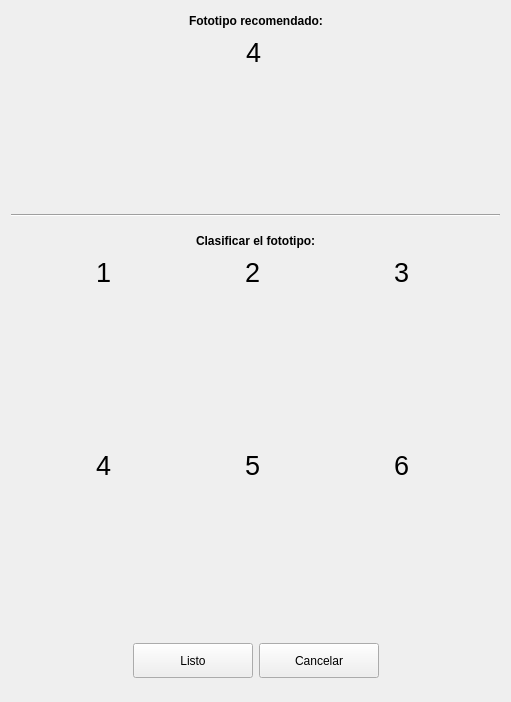
Old version of the form dlgfototipo.ui in the repository Gabnz/Spectrasoft.
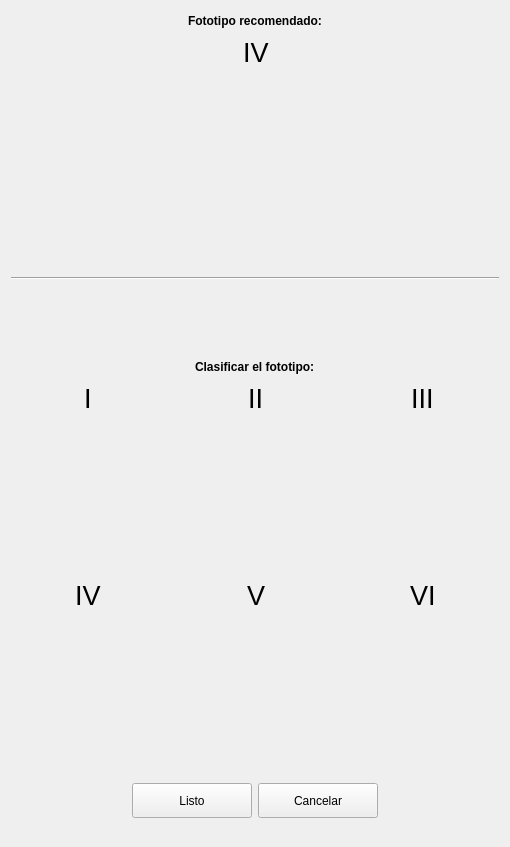
New version of the form. Icons and pictures are not drawn.

Patch:
```diff
--- a/dlgfototipo.ui
+++ b/dlgfototipo.ui
@@ -12,8 +12,8 @@
    <rect>
     <x>0</x>
     <y>0</y>
-    <width>511</width>
-    <height>702</height>
+    <width>508</width>
+    <height>847</height>
    </rect>
   </property>
   <property name="windowTitle">
@@ -32,6 +32,26 @@
   <layout class="QGridLayout" name="gridLayout_8">
    <item row="0" column="0">
     <layout class="QGridLayout" name="gridLayout_6">
+     <item row="2" column="0" colspan="3">
+      <widget class="Line" name="line">
+       <property name="orientation">
+        <enum>Qt::Horizontal</enum>
+       </property>
+      </widget>
+     </item>
+     <item row="1" column="1">
+      <spacer name="verticalSpacer_2">
+       <property name="orientation">
+        <enum>Qt::Vertical</enum>
+       </property>
+       <property name="sizeHint" stdset="0">
+        <size>
+         <width>476</width>
+         <height>13</height>
+        </size>
+       </property>
+      </spacer>
+     </item>
      <item row="0" column="1">
       <layout class="QGridLayout" name="gridLayout_7">
        <item row="0" column="0">
@@ -116,25 +136,15 @@
            </item>
            <item row="0" column="1">
             <widget class="QLabel" name="etqNumeroRecomendado">
-             <property name="minimumSize">
-              <size>
-               <width>21</width>
-               <height>31</height>
-              </size>
-             </property>
-             <property name="maximumSize">
-              <size>
-               <width>21</width>
-               <height>31</height>
-              </size>
-             </property>
              <property name="font">
               <font>
                <pointsize>20</pointsize>
+               <weight>50</weight>
+               <bold>false</bold>
               </font>
              </property>
              <property name="text">
-              <string>&lt;html&gt;&lt;head/&gt;&lt;body&gt;&lt;p&gt;&lt;span style=&quot; font-size:20pt;&quot;&gt;4&lt;/span&gt;&lt;/p&gt;&lt;/body&gt;&lt;/html&gt;</string>
+              <string>&lt;html&gt;&lt;head/&gt;&lt;body&gt;&lt;p&gt;IV&lt;/p&gt;&lt;/body&gt;&lt;/html&gt;</string>
              </property>
             </widget>
            </item>
@@ -208,26 +218,6 @@
        </item>
       </layout>
      </item>
-     <item row="1" column="1">
-      <spacer name="verticalSpacer_2">
-       <property name="orientation">
-        <enum>Qt::Vertical</enum>
-       </property>
-       <property name="sizeHint" stdset="0">
-        <size>
-         <width>20</width>
-         <height>17</height>
-        </size>
-       </property>
-      </spacer>
-     </item>
-     <item row="2" column="0" colspan="3">
-      <widget class="Line" name="line">
-       <property name="orientation">
-        <enum>Qt::Horizontal</enum>
-       </property>
-      </widget>
-     </item>
      <item row="3" column="1">
       <spacer name="verticalSpacer_3">
        <property name="orientation">
@@ -235,8 +225,8 @@
        </property>
        <property name="sizeHint" stdset="0">
         <size>
-         <width>20</width>
-         <height>17</height>
+         <width>476</width>
+         <height>13</height>
         </size>
        </property>
       </spacer>
@@ -312,20 +302,8 @@
            </item>
            <item row="0" column="1">
             <widget class="QLabel" name="etqNum1">
-             <property name="minimumSize">
-              <size>
-               <width>21</width>
-               <height>31</height>
-              </size>
-             </property>
-             <property name="maximumSize">
-              <size>
-               <width>21</width>
-               <height>31</height>
-              </size>
-             </property>
              <property name="text">
-              <string>&lt;html&gt;&lt;head/&gt;&lt;body&gt;&lt;p&gt;&lt;span style=&quot; font-size:20pt;&quot;&gt;1&lt;/span&gt;&lt;/p&gt;&lt;/body&gt;&lt;/html&gt;</string>
+              <string>&lt;html&gt;&lt;head/&gt;&lt;body&gt;&lt;p&gt;&lt;span style=&quot; font-size:20pt;&quot;&gt;I&lt;/span&gt;&lt;/p&gt;&lt;/body&gt;&lt;/html&gt;</string>
              </property>
             </widget>
            </item>
@@ -357,20 +335,8 @@
            </item>
            <item row="0" column="5">
             <widget class="QLabel" name="etqNum2">
-             <property name="minimumSize">
-              <size>
-               <width>21</width>
-               <height>31</height>
-              </size>
-             </property>
-             <property name="maximumSize">
-              <size>
-               <width>21</width>
-               <height>31</height>
-              </size>
-             </property>
              <property name="text">
-              <string>&lt;html&gt;&lt;head/&gt;&lt;body&gt;&lt;p&gt;&lt;span style=&quot; font-size:20pt;&quot;&gt;2&lt;/span&gt;&lt;/p&gt;&lt;/body&gt;&lt;/html&gt;</string>
+              <string>&lt;html&gt;&lt;head/&gt;&lt;body&gt;&lt;p&gt;&lt;span style=&quot; font-size:20pt;&quot;&gt;II&lt;/span&gt;&lt;/p&gt;&lt;/body&gt;&lt;/html&gt;</string>
              </property>
             </widget>
            </item>
@@ -402,20 +368,8 @@
            </item>
            <item row="0" column="9">
             <widget class="QLabel" name="etqNum3">
-             <property name="minimumSize">
-              <size>
-               <width>21</width>
-               <height>31</height>
-              </size>
-             </property>
-             <property name="maximumSize">
-              <size>
-               <width>21</width>
-               <height>31</height>
-              </size>
-             </property>
              <property name="text">
-              <string>&lt;html&gt;&lt;head/&gt;&lt;body&gt;&lt;p&gt;&lt;span style=&quot; font-size:20pt;&quot;&gt;3&lt;/span&gt;&lt;/p&gt;&lt;/body&gt;&lt;/html&gt;</string>
+              <string>&lt;html&gt;&lt;head/&gt;&lt;body&gt;&lt;p&gt;&lt;span style=&quot; font-size:20pt;&quot;&gt;III&lt;/span&gt;&lt;/p&gt;&lt;/body&gt;&lt;/html&gt;</string>
              </property>
             </widget>
            </item>
@@ -575,8 +529,8 @@
            </property>
            <property name="sizeHint" stdset="0">
             <size>
-             <width>20</width>
-             <height>17</height>
+             <width>472</width>
+             <height>13</height>
             </size>
            </property>
           </spacer>
@@ -598,20 +552,8 @@
            </item>
            <item row="0" column="1">
             <widget class="QLabel" name="etqNum4">
-             <property name="minimumSize">
-              <size>
-               <width>21</width>
-               <height>31</height>
-              </size>
-             </property>
-             <property name="maximumSize">
-              <size>
-               <width>21</width>
-               <height>31</height>
-              </size>
-             </property>
              <property name="text">
-              <string>&lt;html&gt;&lt;head/&gt;&lt;body&gt;&lt;p&gt;&lt;span style=&quot; font-size:20pt;&quot;&gt;4&lt;/span&gt;&lt;/p&gt;&lt;/body&gt;&lt;/html&gt;</string>
+              <string>&lt;html&gt;&lt;head/&gt;&lt;body&gt;&lt;p&gt;&lt;span style=&quot; font-size:20pt;&quot;&gt;IV&lt;/span&gt;&lt;/p&gt;&lt;/body&gt;&lt;/html&gt;</string>
              </property>
             </widget>
            </item>
@@ -643,20 +585,8 @@
            </item>
            <item row="0" column="5">
             <widget class="QLabel" name="etqNum5">
-             <property name="minimumSize">
-              <size>
-               <width>21</width>
-               <height>31</height>
-              </size>
-             </property>
-             <property name="maximumSize">
-              <size>
-               <width>21</width>
-               <height>31</height>
-              </size>
-             </property>
              <property name="text">
-              <string>&lt;html&gt;&lt;head/&gt;&lt;body&gt;&lt;p&gt;&lt;span style=&quot; font-size:20pt;&quot;&gt;5&lt;/span&gt;&lt;/p&gt;&lt;/body&gt;&lt;/html&gt;</string>
+              <string>&lt;html&gt;&lt;head/&gt;&lt;body&gt;&lt;p&gt;&lt;span style=&quot; font-size:20pt;&quot;&gt;V&lt;/span&gt;&lt;/p&gt;&lt;/body&gt;&lt;/html&gt;</string>
              </property>
             </widget>
            </item>
@@ -688,20 +618,8 @@
            </item>
            <item row="0" column="9">
             <widget class="QLabel" name="etqNum6">
-             <property name="minimumSize">
-              <size>
-               <width>21</width>
-               <height>31</height>
-              </size>
-             </property>
-             <property name="maximumSize">
-              <size>
-               <width>21</width>
-               <height>31</height>
-              </size>
-             </property>
              <property name="text">
-              <string>&lt;html&gt;&lt;head/&gt;&lt;body&gt;&lt;p&gt;&lt;span style=&quot; font-size:20pt;&quot;&gt;6&lt;/span&gt;&lt;/p&gt;&lt;/body&gt;&lt;/html&gt;</string>
+              <string>&lt;html&gt;&lt;head/&gt;&lt;body&gt;&lt;p&gt;&lt;span style=&quot; font-size:20pt;&quot;&gt;VI&lt;/span&gt;&lt;/p&gt;&lt;/body&gt;&lt;/html&gt;</string>
              </property>
             </widget>
            </item>
```
Left out of the diff: 102 changed lines with no effect on the pictures.
